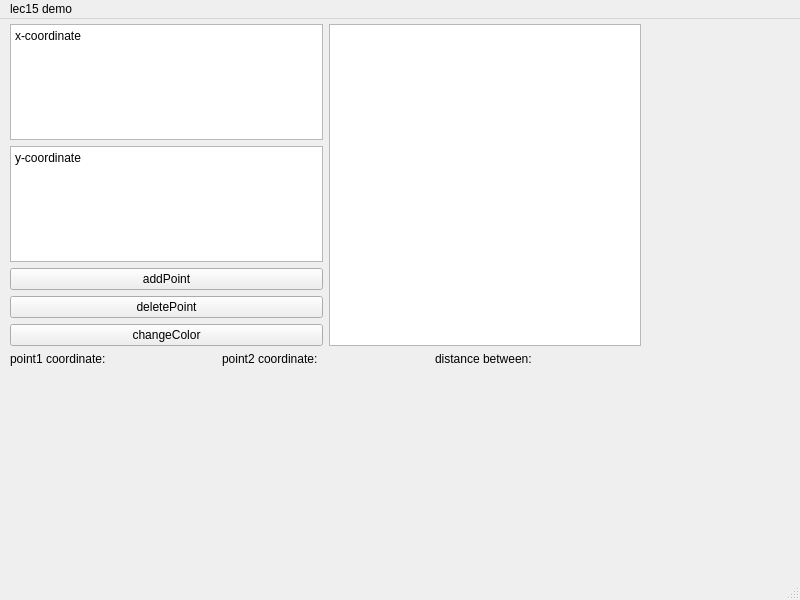
The window that lecture/lecture15/Lec15/mainwindow.ui (leDers/csci3010) describes before a commit, drawn with Qt 5.
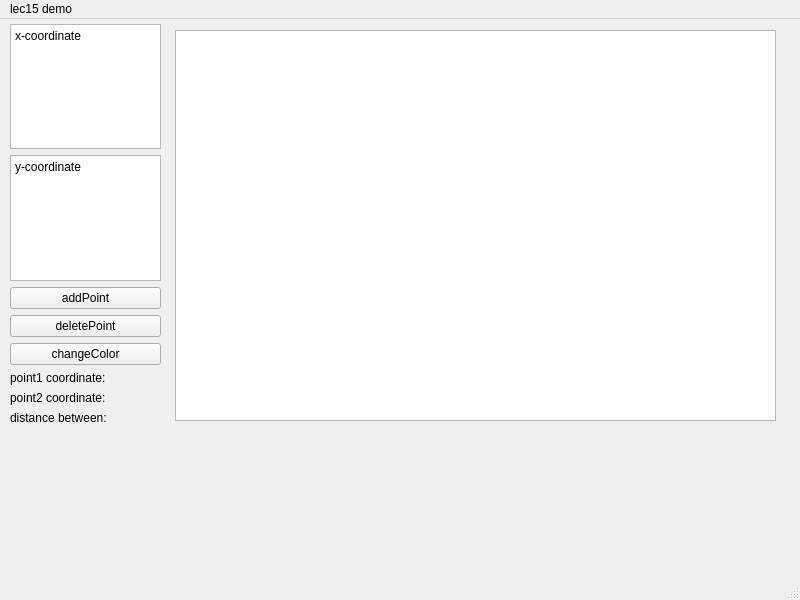
The same window after the commit.

```diff
--- a/lecture/lecture15/Lec15/mainwindow.ui
+++ b/lecture/lecture15/Lec15/mainwindow.ui
@@ -19,8 +19,8 @@
      <rect>
       <x>10</x>
       <y>5</y>
-      <width>631</width>
-      <height>342</height>
+      <width>151</width>
+      <height>401</height>
      </rect>
     </property>
     <layout class="QVBoxLayout" name="verticalLayout_2">
@@ -82,13 +82,8 @@
          </item>
         </layout>
        </item>
-       <item>
-        <widget class="QGraphicsView" name="graphicsView"/>
-       </item>
       </layout>
      </item>
-     <item>
-      <layout class="QHBoxLayout" name="horizontalLayout">
        <item>
         <widget class="QLabel" name="lab_p1xy">
          <property name="text">
@@ -110,10 +105,21 @@
          </property>
         </widget>
        </item>
-      </layout>
+     <item>
+      <layout class="QHBoxLayout" name="horizontalLayout"/>
      </item>
     </layout>
    </widget>
+   <widget class="QGraphicsView" name="graphicsView">
+    <property name="geometry">
+     <rect>
+      <x>175</x>
+      <y>11</y>
+      <width>601</width>
+      <height>391</height>
+     </rect>
+    </property>
+   </widget>
   </widget>
   <widget class="QMenuBar" name="menubar">
    <property name="geometry">
```
Lines whose indentation alone changed are shown as unchanged.
